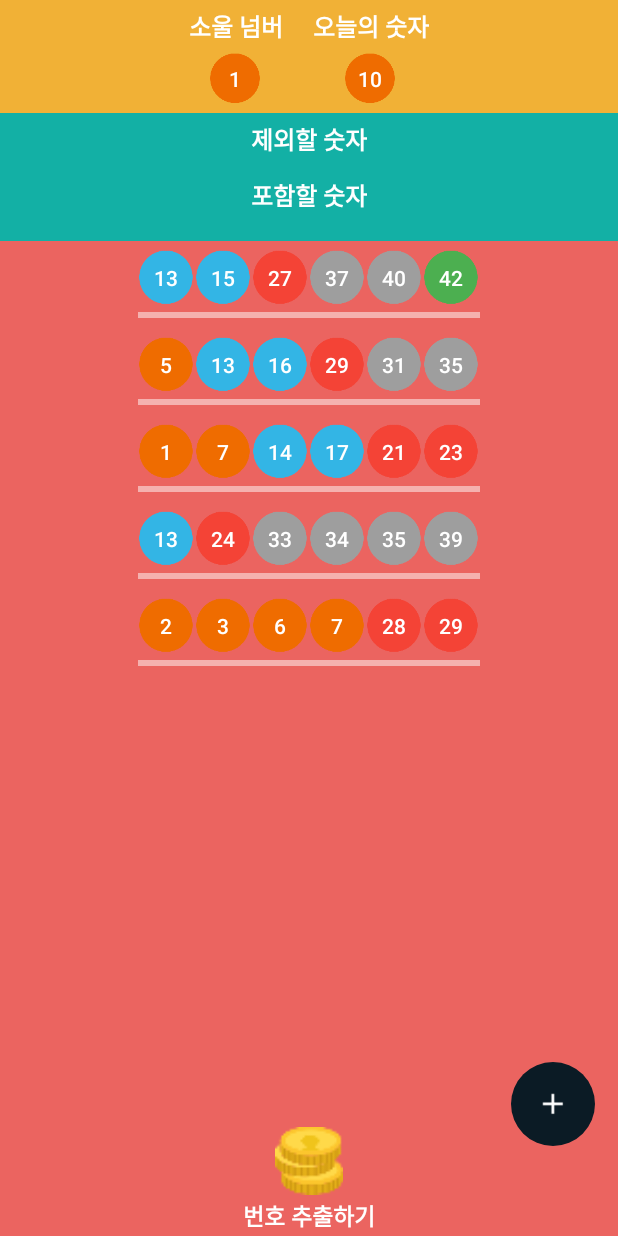
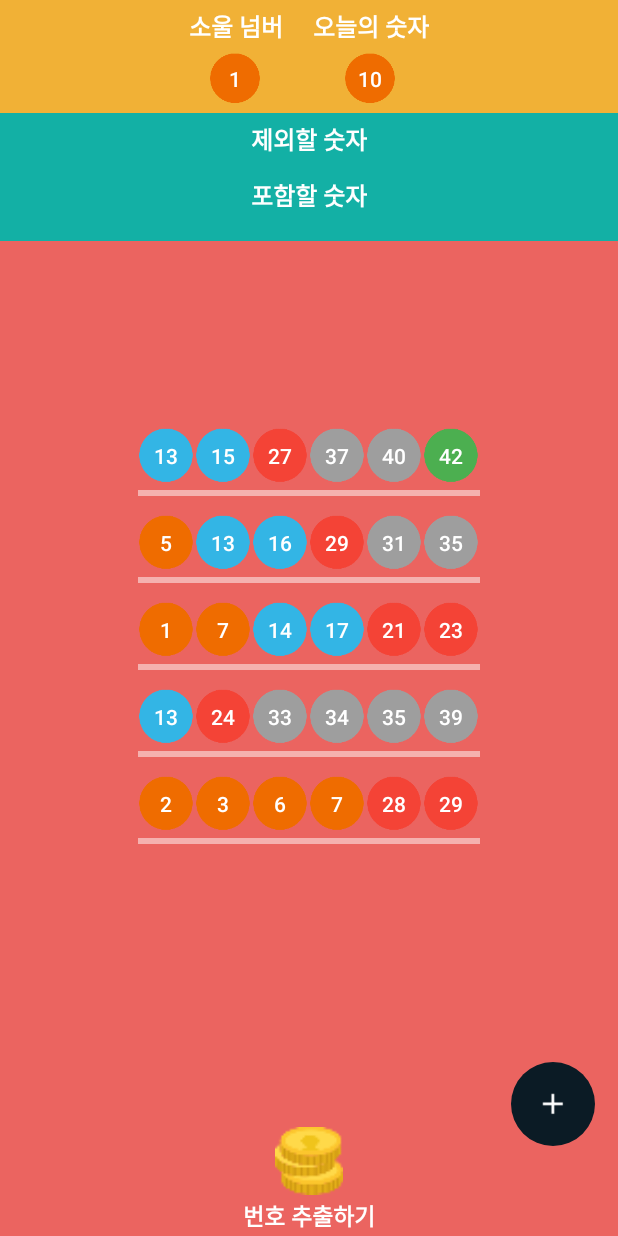
Before and after one commit to metes12/soulnumber, an Android app: the SoulNumberActivity screen opened directly, with no data from a screen before it, after a tap on an icon or button, on a phone screen of 412 x 824 dp. Run offline under Robolectric (Android 15) with nearby library versions, the phone set to English and light mode, and no system bars; our stand-ins replace AdMob.

Commit message:
- 디자인 고도화

```diff
--- a/app/src/main/res/layout/activity_soul_number.xml
+++ b/app/src/main/res/layout/activity_soul_number.xml
@@ -177,8 +177,13 @@
 
         </LinearLayout>
 
+        <RelativeLayout
+            android:layout_width="match_parent"
+            android:layout_marginBottom="125dp"
+            android:layout_height="match_parent">
+
             <GridLayout
-            android:layout_gravity="center"
+                android:layout_centerInParent="true"
                 android:id="@+id/gridv_lotto"
                 android:layout_width="wrap_content"
                 android:layout_height="wrap_content"
@@ -186,6 +191,7 @@
                 android:columnCount="6"
                 android:orientation="horizontal" />
 
+        </RelativeLayout>
 
     </LinearLayout>
 
```
Lines whose indentation alone changed are shown as unchanged.
